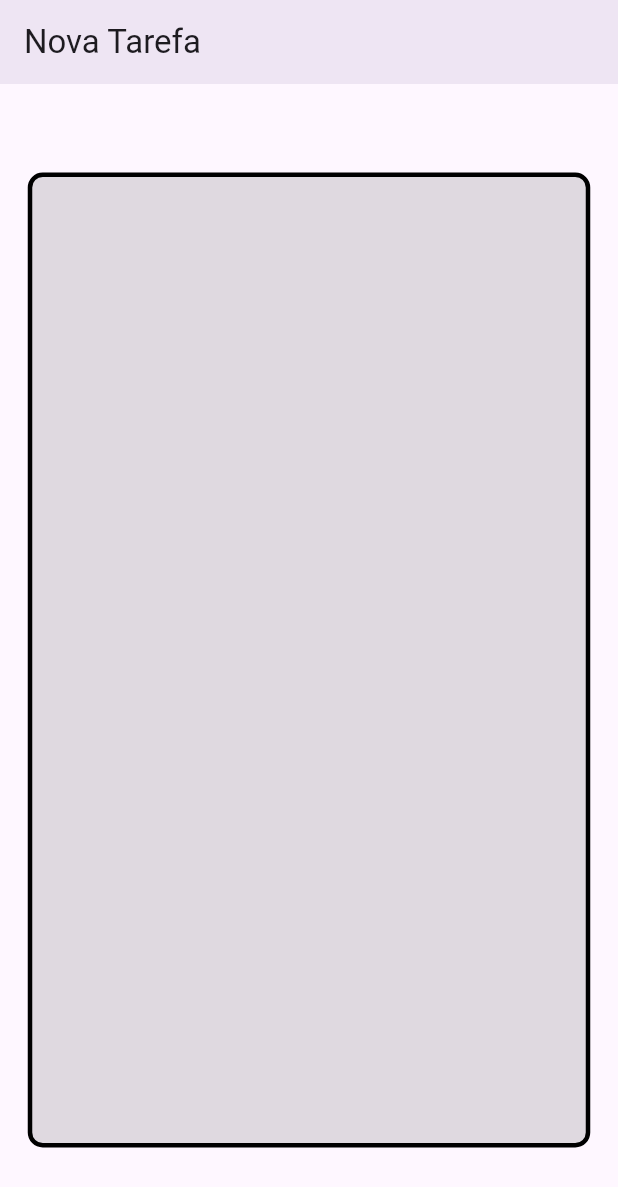
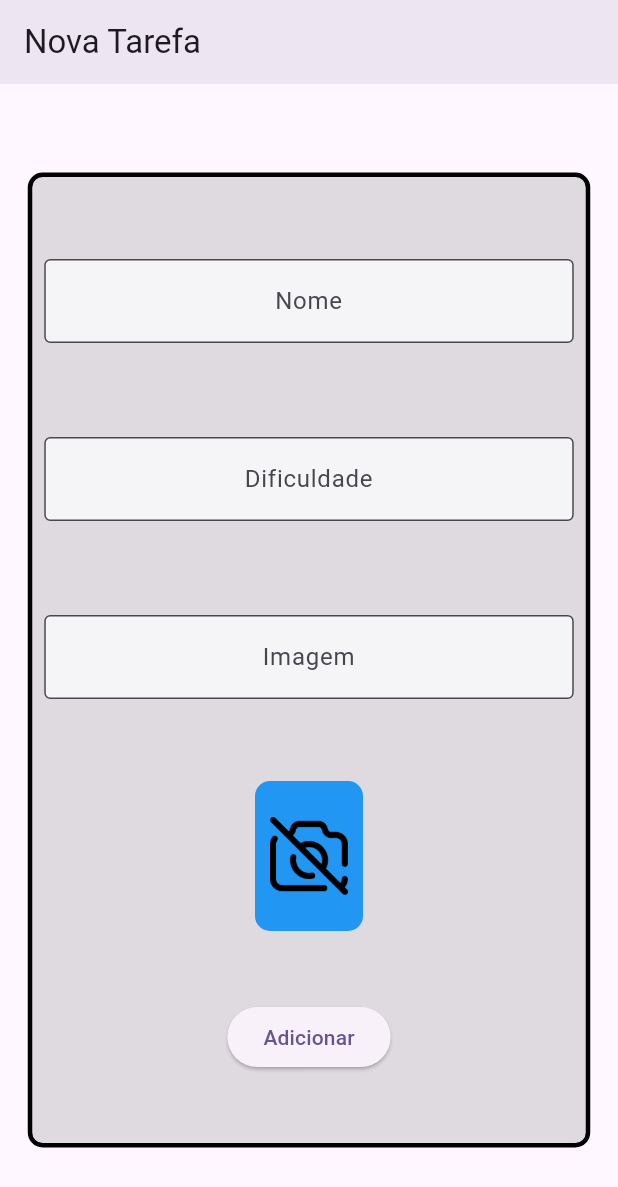
Before and after one commit to andr-marc/alura-flutter, a Flutter app: the screen it shows after launch, on a phone screen of 412 x 824 dp. Shown: the top 1187 px of the screen. Run offline on Flutter 3.47's test engine with Material 2 defaults, Android fonts, the phone set to English and light mode, and no system bars; network calls fail.

Commit message:
+ form finalizado

```diff
--- a/lib/screens/form_screen.dart
+++ b/lib/screens/form_screen.dart
@@ -8,6 +8,10 @@ class FormScreen extends StatefulWidget {
 }
 
 class _FormScreenState extends State<FormScreen> {
+  TextEditingController nameController = TextEditingController();
+  TextEditingController difficultyController = TextEditingController();
+  TextEditingController imageController = TextEditingController();
+
   @override
   Widget build(BuildContext context) {
     return Scaffold(
@@ -25,7 +29,77 @@ class _FormScreenState extends State<FormScreen> {
             border: Border.all(width: 3),
           ),
           child: Column(
-            children: [],
+            mainAxisAlignment: MainAxisAlignment.spaceEvenly,
+            crossAxisAlignment: CrossAxisAlignment.center,
+            children: [
+              Padding(
+                padding: const EdgeInsets.all(8.0),
+                child: TextFormField(
+                  controller: nameController,
+                  decoration: const InputDecoration(
+                    border: OutlineInputBorder(),
+                    hintText: 'Nome',
+                    fillColor: Colors.white70,
+                    filled: true,
+                  ),
+                  textAlign: TextAlign.center,
+                ),
+              ),
+              Padding(
+                padding: const EdgeInsets.all(8.0),
+                child: TextFormField(
+                  controller: difficultyController,
+                  decoration: const InputDecoration(
+                    border: OutlineInputBorder(),
+                    hintText: 'Dificuldade',
+                    fillColor: Colors.white70,
+                    filled: true,
+                  ),
+                  textAlign: TextAlign.center,
+                ),
+              ),
+              Padding(
+                padding: const EdgeInsets.all(8.0),
+                child: TextFormField(
+                  onChanged: (text) {
+                    setState(() {});
+                  },
+                  controller: imageController,
+                  decoration: const InputDecoration(
+                    border: OutlineInputBorder(),
+                    hintText: 'Imagem',
+                    fillColor: Colors.white70,
+                    filled: true,
+                  ),
+                  textAlign: TextAlign.center,
+                ),
+              ),
+              Container(
+                height: 100,
+                width: 72,
+                decoration: BoxDecoration(
+                    color: Colors.blue,
+                    borderRadius: BorderRadius.circular(10),
+                    border: Border.all(width: 2, color: Colors.blue)),
+                child: ClipRRect(
+                  borderRadius: BorderRadius.circular(10),
+                  child: Image.network(
+                    imageController.text,
+                    errorBuilder: (context, error, stackTrace) {
+                      return Padding(
+                        padding: const EdgeInsets.all(8.0),
+                        child: Image.asset('assets/images/no-photo.png'),
+                      );
+                    },
+                    fit: BoxFit.cover,
+                  ),
+                ),
+              ),
+              ElevatedButton(
+                onPressed: () {},
+                child: const Text('Adicionar'),
+              )
+            ],
           ),
         ),
       ),
```
Also changed, not shown: assets/images/no-photo.png (added).
